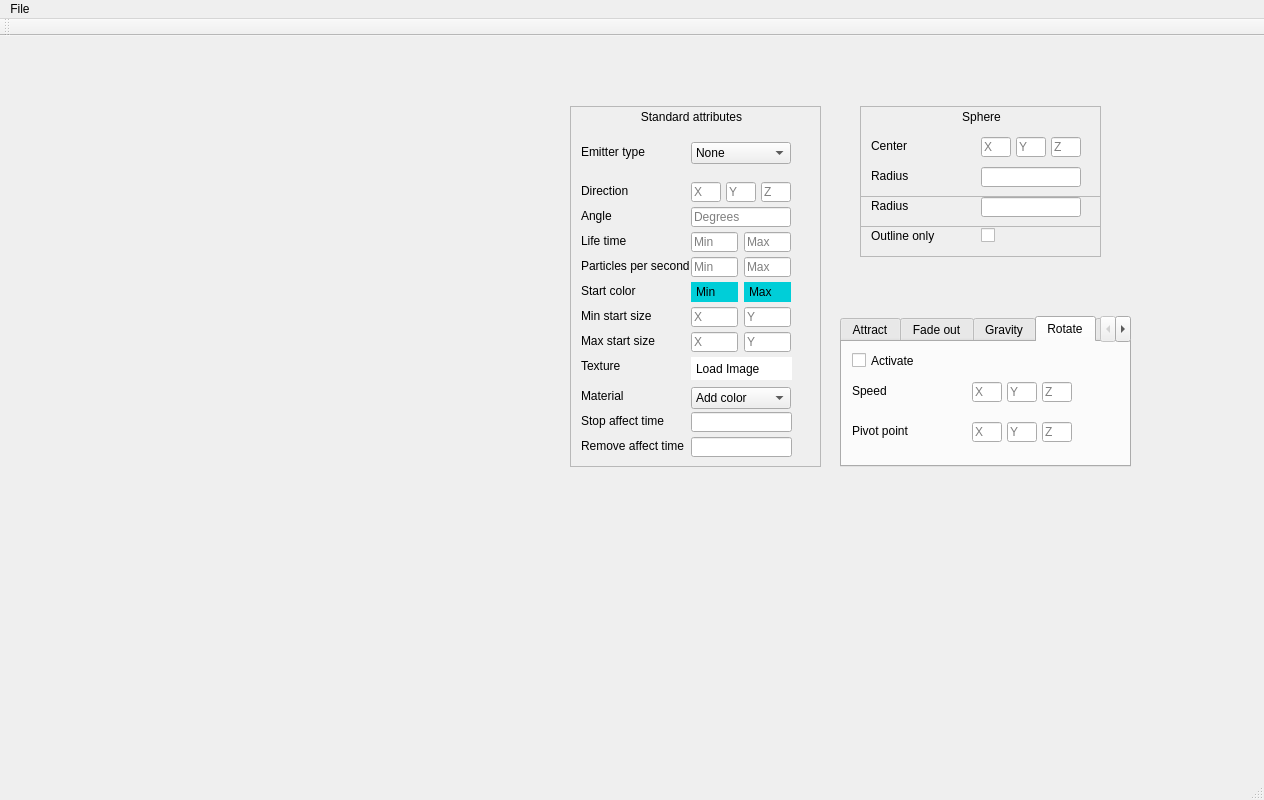
Old version of the form tools/ParticleEditor/mainwindow.ui in the repository threkk/psibranch3irrlicht.
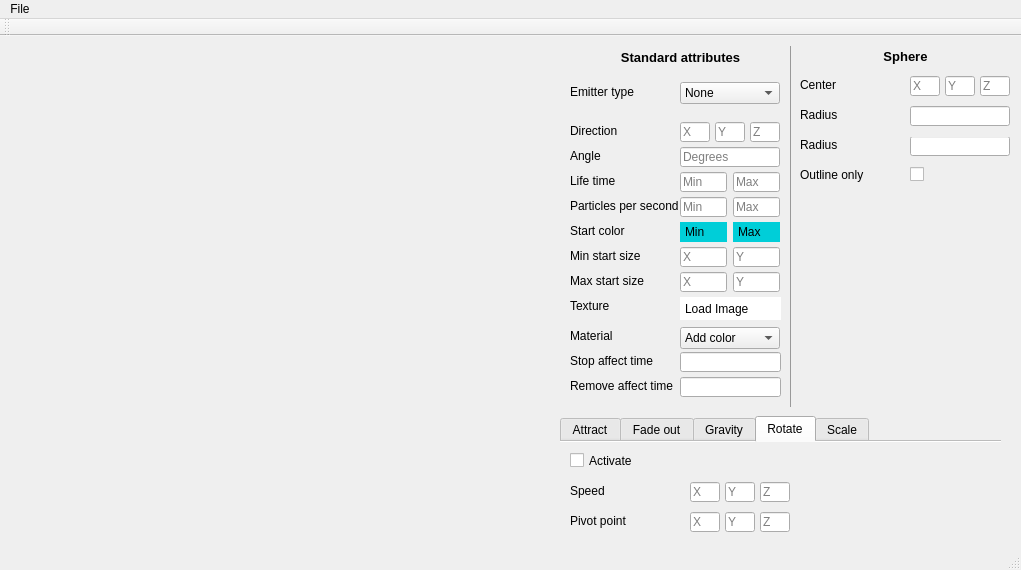
New version of the form. The open tabs and pages were chosen to show the change.

Commit message: Layout with lines instead of boxes

```diff
--- a/tools/ParticleEditor/mainwindow.ui
+++ b/tools/ParticleEditor/mainwindow.ui
@@ -6,8 +6,8 @@
    <rect>
     <x>0</x>
     <y>0</y>
-    <width>1264</width>
-    <height>800</height>
+    <width>1021</width>
+    <height>570</height>
    </rect>
   </property>
   <property name="windowTitle">
@@ -19,28 +19,46 @@
      <rect>
       <x>10</x>
       <y>10</y>
-      <width>541</width>
-      <height>481</height>
+      <width>540</width>
+      <height>511</height>
      </rect>
     </property>
    </widget>
    <widget class="QTabWidget" name="Affectors">
     <property name="geometry">
      <rect>
-      <x>840</x>
-      <y>280</y>
-      <width>291</width>
+      <x>560</x>
+      <y>380</y>
+      <width>441</width>
       <height>151</height>
      </rect>
     </property>
     <property name="autoFillBackground">
      <bool>false</bool>
     </property>
+    <property name="tabPosition">
+     <enum>QTabWidget::North</enum>
+    </property>
+    <property name="tabShape">
+     <enum>QTabWidget::Rounded</enum>
+    </property>
     <property name="currentIndex">
-     <number>3</number>
+     <number>0</number>
+    </property>
+    <property name="iconSize">
+     <size>
+      <width>16</width>
+      <height>16</height>
+     </size>
+    </property>
+    <property name="elideMode">
+     <enum>Qt::ElideNone</enum>
+    </property>
+    <property name="usesScrollButtons">
+     <bool>true</bool>
     </property>
     <property name="documentMode">
-     <bool>false</bool>
+     <bool>true</bool>
     </property>
     <property name="tabsClosable">
      <bool>false</bool>
@@ -457,7 +475,7 @@
       <property name="geometry">
        <rect>
         <x>10</x>
-        <y>80</y>
+        <y>70</y>
         <width>120</width>
         <height>16</height>
        </rect>
@@ -473,7 +491,7 @@
       <property name="geometry">
        <rect>
         <x>200</x>
-        <y>80</y>
+        <y>70</y>
         <width>30</width>
         <height>20</height>
        </rect>
@@ -489,7 +507,7 @@
       <property name="geometry">
        <rect>
         <x>165</x>
-        <y>80</y>
+        <y>70</y>
         <width>30</width>
         <height>20</height>
        </rect>
@@ -502,7 +520,7 @@
       <property name="geometry">
        <rect>
         <x>130</x>
-        <y>80</y>
+        <y>70</y>
         <width>30</width>
         <height>20</height>
        </rect>
@@ -579,12 +597,15 @@
     </property>
     <property name="geometry">
      <rect>
-      <x>860</x>
-      <y>70</y>
+      <x>800</x>
+      <y>10</y>
       <width>241</width>
       <height>151</height>
      </rect>
     </property>
+    <property name="styleSheet">
+     <string notr="true">QScrollArea { border: 0 }</string>
+    </property>
     <property name="widgetResizable">
      <bool>true</bool>
     </property>
@@ -593,14 +614,14 @@
       <rect>
        <x>0</x>
        <y>0</y>
-       <width>239</width>
-       <height>149</height>
+       <width>241</width>
+       <height>151</height>
       </rect>
      </property>
      <widget class="QLabel" name="label_Center">
       <property name="geometry">
        <rect>
-        <x>10</x>
+        <x>0</x>
         <y>30</y>
         <width>120</width>
         <height>16</height>
@@ -616,7 +637,7 @@
      <widget class="QLineEdit" name="lineEdit_Center_Z">
       <property name="geometry">
        <rect>
-        <x>190</x>
+        <x>180</x>
         <y>30</y>
         <width>30</width>
         <height>20</height>
@@ -632,7 +653,7 @@
      <widget class="QLineEdit" name="lineEdit_Center_Y">
       <property name="geometry">
        <rect>
-        <x>155</x>
+        <x>145</x>
         <y>30</y>
         <width>30</width>
         <height>20</height>
@@ -645,7 +666,7 @@
      <widget class="QLineEdit" name="lineEdit_Center_X">
       <property name="geometry">
        <rect>
-        <x>120</x>
+        <x>110</x>
         <y>30</y>
         <width>30</width>
         <height>20</height>
@@ -658,7 +679,7 @@
      <widget class="QLineEdit" name="lineEdit_Normal_Z">
       <property name="geometry">
        <rect>
-        <x>190</x>
+        <x>180</x>
         <y>60</y>
         <width>30</width>
         <height>20</height>
@@ -674,7 +695,7 @@
      <widget class="QLabel" name="label_Normal">
       <property name="geometry">
        <rect>
-        <x>10</x>
+        <x>0</x>
         <y>60</y>
         <width>120</width>
         <height>16</height>
@@ -690,7 +711,7 @@
      <widget class="QLineEdit" name="lineEdit_Normal_X">
       <property name="geometry">
        <rect>
-        <x>120</x>
+        <x>110</x>
         <y>60</y>
         <width>30</width>
         <height>20</height>
@@ -703,7 +724,7 @@
      <widget class="QLineEdit" name="lineEdit_Normal_Y">
       <property name="geometry">
        <rect>
-        <x>155</x>
+        <x>145</x>
         <y>60</y>
         <width>30</width>
         <height>20</height>
@@ -716,7 +737,7 @@
      <widget class="QLineEdit" name="lineEdit_CylinderLength">
       <property name="geometry">
        <rect>
-        <x>120</x>
+        <x>110</x>
         <y>90</y>
         <width>100</width>
         <height>20</height>
@@ -732,7 +753,7 @@
      <widget class="QLabel" name="label_CylinderLength">
       <property name="geometry">
        <rect>
-        <x>10</x>
+        <x>0</x>
         <y>90</y>
         <width>120</width>
         <height>16</height>
@@ -748,7 +769,7 @@
      <widget class="QCheckBox" name="checkBox_OutlineOnly">
       <property name="geometry">
        <rect>
-        <x>120</x>
+        <x>110</x>
         <y>120</y>
         <width>101</width>
         <height>17</height>
@@ -761,7 +782,7 @@
      <widget class="QLabel" name="label_OutlineOnly">
       <property name="geometry">
        <rect>
-        <x>10</x>
+        <x>0</x>
         <y>120</y>
         <width>120</width>
         <height>16</height>
@@ -779,13 +800,23 @@
        <rect>
         <x>0</x>
         <y>0</y>
-        <width>241</width>
+        <width>211</width>
         <height>20</height>
        </rect>
       </property>
+      <property name="font">
+       <font>
+        <pointsize>10</pointsize>
+        <weight>75</weight>
+        <bold>true</bold>
+       </font>
+      </property>
       <property name="layoutDirection">
        <enum>Qt::LeftToRight</enum>
       </property>
+      <property name="styleSheet">
+       <string notr="true">font-weight:bold</string>
+      </property>
       <property name="text">
        <string>Cylinder</string>
       </property>
@@ -798,9 +829,9 @@
    <widget class="QScrollArea" name="scrollArea_4">
     <property name="geometry">
      <rect>
-      <x>570</x>
-      <y>70</y>
-      <width>251</width>
+      <x>560</x>
+      <y>10</y>
+      <width>231</width>
       <height>361</height>
      </rect>
     </property>
@@ -816,6 +847,12 @@
     <property name="layoutDirection">
      <enum>Qt::LeftToRight</enum>
     </property>
+    <property name="styleSheet">
+     <string notr="true">QScrollArea {
+	border:0;
+border-right:1px solid #999;
+}</string>
+    </property>
     <property name="verticalScrollBarPolicy">
      <enum>Qt::ScrollBarAsNeeded</enum>
     </property>
@@ -832,8 +869,8 @@
      <property name="geometry">
       <rect>
        <x>0</x>
-       <y>0</y>
-       <width>249</width>
+       <y>1</y>
+       <width>229</width>
        <height>359</height>
       </rect>
      </property>
@@ -1394,6 +1431,16 @@
         <height>20</height>
        </rect>
       </property>
+      <property name="font">
+       <font>
+        <pointsize>10</pointsize>
+        <weight>75</weight>
+        <bold>true</bold>
+       </font>
+      </property>
+      <property name="styleSheet">
+       <string notr="true">font-weight:bold</string>
+      </property>
       <property name="text">
        <string>Standard attributes</string>
       </property>
@@ -1406,12 +1453,15 @@
    <widget class="QScrollArea" name="scrollArea_3">
     <property name="geometry">
      <rect>
-      <x>860</x>
-      <y>70</y>
+      <x>800</x>
+      <y>10</y>
       <width>241</width>
       <height>101</height>
      </rect>
     </property>
+    <property name="styleSheet">
+     <string>QScrollArea { border: 0 }</string>
+    </property>
     <property name="widgetResizable">
      <bool>true</bool>
     </property>
@@ -1420,8 +1470,8 @@
       <rect>
        <x>0</x>
        <y>0</y>
-       <width>239</width>
-       <height>99</height>
+       <width>241</width>
+       <height>101</height>
       </rect>
      </property>
      <property name="minimumSize">
@@ -1435,13 +1485,23 @@
        <rect>
         <x>0</x>
         <y>0</y>
-        <width>241</width>
+        <width>211</width>
         <height>20</height>
        </rect>
       </property>
+      <property name="font">
+       <font>
+        <pointsize>10</pointsize>
+        <weight>75</weight>
+        <bold>true</bold>
+       </font>
+      </property>
       <property name="layoutDirection">
        <enum>Qt::LeftToRight</enum>
       </property>
+      <property name="styleSheet">
+       <string notr="true">font-weight:bold</string>
+      </property>
       <property name="text">
        <string>Box</string>
       </property>
@@ -1452,9 +1512,9 @@
      <widget class="QLineEdit" name="lineEdit_Aabbox_Depth">
       <property name="geometry">
        <rect>
-        <x>170</x>
-        <y>70</y>
-        <width>61</width>
+        <x>146</x>
+        <y>60</y>
+        <width>64</width>
         <height>20</height>
        </rect>
       </property>
@@ -1468,7 +1528,7 @@
      <widget class="QLabel" name="label_Aabbox">
       <property name="geometry">
        <rect>
-        <x>10</x>
+        <x>0</x>
         <y>30</y>
         <width>120</width>
         <height>16</height>
@@ -1484,9 +1544,9 @@
      <widget class="QLineEdit" name="lineEdit_Aabbox_Width">
       <property name="geometry">
        <rect>
-        <x>10</x>
-        <y>70</y>
-        <width>61</width>
+        <x>0</x>
+        <y>60</y>
+        <width>64</width>
         <height>20</height>
        </rect>
       </property>
@@ -1497,9 +1557,9 @@
      <widget class="QLineEdit" name="lineEdit_Aabbox_Height">
       <property name="geometry">
        <rect>
-        <x>90</x>
-        <y>70</y>
-        <width>61</width>
+        <x>73</x>
+        <y>60</y>
+        <width>64</width>
         <height>20</height>
        </rect>
       </property>
@@ -1524,12 +1584,15 @@
    <widget class="QScrollArea" name="scrollArea_2">
     <property name="geometry">
      <rect>
-      <x>860</x>
-      <y>70</y>
+      <x>800</x>
+      <y>10</y>
       <width>241</width>
       <height>121</height>
      </rect>
     </property>
+    <property name="styleSheet">
+     <string notr="true">QScrollArea { border: 0 }</string>
+    </property>
     <property name="widgetResizable">
      <bool>true</bool>
     </property>
@@ -1538,8 +1601,8 @@
       <rect>
        <x>0</x>
        <y>0</y>
-       <width>239</width>
-       <height>119</height>
+       <width>241</width>
+       <height>121</height>
       </rect>
      </property>
      <widget class="QLabel" name="label_6">
@@ -1547,13 +1610,23 @@
        <rect>
         <x>0</x>
         <y>0</y>
-        <width>241</width>
+        <width>211</width>
         <height>20</height>
        </rect>
       </property>
+      <property name="font">
+       <font>
+        <pointsize>10</pointsize>
+        <weight>75</weight>
+        <bold>true</bold>
+       </font>
+      </property>
       <property name="layoutDirection">
        <enum>Qt::LeftToRight</enum>
       </property>
+      <property name="styleSheet">
+       <string notr="true">font-weight:bold</string>
+      </property>
       <property name="text">
        <string>Ring</string>
       </property>
@@ -1564,7 +1637,7 @@
      <widget class="QLineEdit" name="lineEdit_Center_X_2">
       <property name="geometry">
        <rect>
-        <x>120</x>
+        <x>110</x>
         <y>30</y>
         <width>30</width>
         <height>20</height>
@@ -1577,7 +1650,7 @@
      <widget class="QLabel" name="label_Center_2">
       <property name="geometry">
        <rect>
-        <x>10</x>
+        <x>0</x>
         <y>30</y>
         <width>120</width>
         <height>16</height>
@@ -1593,7 +1666,7 @@
      <widget class="QLineEdit" name="lineEdit_Center_Z_2">
       <property name="geometry">
        <rect>
-        <x>190</x>
+        <x>180</x>
         <y>30</y>
         <width>30</width>
         <height>20</height>
@@ -1609,7 +1682,7 @@
      <widget class="QLineEdit" name="lineEdit_Center_Y_2">
       <property name="geometry">
        <rect>
-        <x>155</x>
+        <x>145</x>
         <y>30</y>
         <width>30</width>
         <height>20</height>
@@ -1622,7 +1695,7 @@
      <widget class="QLineEdit" name="lineEdit_RingThickness">
       <property name="geometry">
        <rect>
-        <x>120</x>
+        <x>110</x>
         <y>60</y>
         <width>100</width>
         <height>20</height>
@@ -1638,7 +1711,7 @@
      <widget class="QLabel" name="label_RingThickness">
       <property name="geometry">
        <rect>
-        <x>10</x>
+        <x>0</x>
         <y>60</y>
         <width>120</width>
         <height>16</height>
@@ -1654,7 +1727,7 @@
      <widget class="QLabel" name="label_Radius_2">
       <property name="geometry">
        <rect>
-        <x>10</x>
+        <x>0</x>
         <y>90</y>
         <width>120</width>
         <height>16</height>
@@ -1670,7 +1743,7 @@
      <widget class="QLineEdit" name="lineEdit_Radius_2">
       <property name="geometry">
        <rect>
-        <x>120</x>
+        <x>110</x>
         <y>90</y>
         <width>100</width>
         <height>20</height>
@@ -1686,14 +1759,20 @@
     </widget>
    </widget>
    <widget class="QScrollArea" name="scrollArea_5">
+    <property name="enabled">
+     <bool>true</bool>
+    </property>
     <property name="geometry">
      <rect>
-      <x>860</x>
-      <y>70</y>
+      <x>800</x>
+      <y>10</y>
       <width>241</width>
       <height>91</height>
      </rect>
     </property>
+    <property name="styleSheet">
+     <string notr="true">QScrollArea { border: 0 }</string>
+    </property>
     <property name="widgetResizable">
      <bool>true</bool>
     </property>
@@ -1702,8 +1781,8 @@
       <rect>
        <x>0</x>
        <y>0</y>
-       <width>239</width>
-       <height>89</height>
+       <width>241</width>
+       <height>91</height>
       </rect>
      </property>
      <widget class="QLabel" name="label_10">
@@ -1711,13 +1790,23 @@
        <rect>
         <x>0</x>
         <y>0</y>
-        <width>241</width>
+        <width>211</width>
         <height>20</height>
        </rect>
       </property>
+      <property name="font">
+       <font>
+        <pointsize>10</pointsize>
+        <weight>75</weight>
+        <bold>true</bold>
+       </font>
+      </property>
       <property name="layoutDirection">
        <enum>Qt::LeftToRight</enum>
       </property>
+      <property name="styleSheet">
+       <string notr="true">font-weight:bold</string>
+      </property>
       <property name="text">
        <string>Sphere</string>
       </property>
@@ -1728,7 +1817,7 @@
      <widget class="QLineEdit" name="lineEdit_Center_X_3">
       <property name="geometry">
        <rect>
-        <x>120</x>
+        <x>110</x>
         <y>30</y>
         <width>30</width>
         <height>20</height>
@@ -1741,7 +1830,7 @@
      <widget class="QLabel" name="label_Center_3">
       <property name="geometry">
        <rect>
-        <x>10</x>
+        <x>0</x>
         <y>30</y>
         <width>120</width>
         <height>16</height>
@@ -1757,7 +1846,7 @@
      <widget class="QLineEdit" name="lineEdit_Center_Y_3">
       <property name="geometry">
        <rect>
-        <x>155</x>
+        <x>145</x>
         <y>30</y>
         <width>30</width>
         <height>20</height>
@@ -1770,7 +1859,7 @@
      <widget class="QLineEdit" name="lineEdit_Center_Z_3">
       <property name="geometry">
        <rect>
-        <x>190</x>
+        <x>180</x>
         <y>30</y>
         <width>30</width>
         <height>20</height>
@@ -1786,7 +1875,7 @@
      <widget class="QLineEdit" name="lineEdit_Radius">
       <property name="geometry">
        <rect>
-        <x>120</x>
+        <x>110</x>
         <y>60</y>
         <width>100</width>
         <height>20</height>
@@ -1802,7 +1891,7 @@
      <widget class="QLabel" name="label_Radius">
       <property name="geometry">
        <rect>
-        <x>10</x>
+        <x>0</x>
         <y>60</y>
         <width>120</width>
         <height>16</height>
@@ -1823,7 +1912,7 @@
     <rect>
      <x>0</x>
      <y>0</y>
-     <width>1264</width>
+     <width>1021</width>
      <height>21</height>
     </rect>
    </property>
```
Left out of the diff: 48 changed lines with no effect on the pictures. The commit also changes 1 other file.
